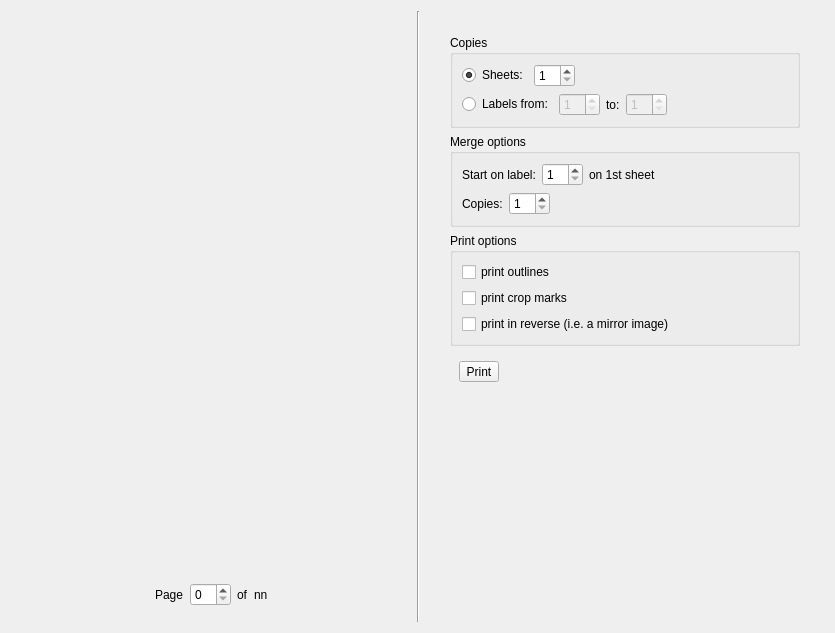
Old version of the form glabels/ui/PrintView.ui in the repository jimevins/glabels-qt.
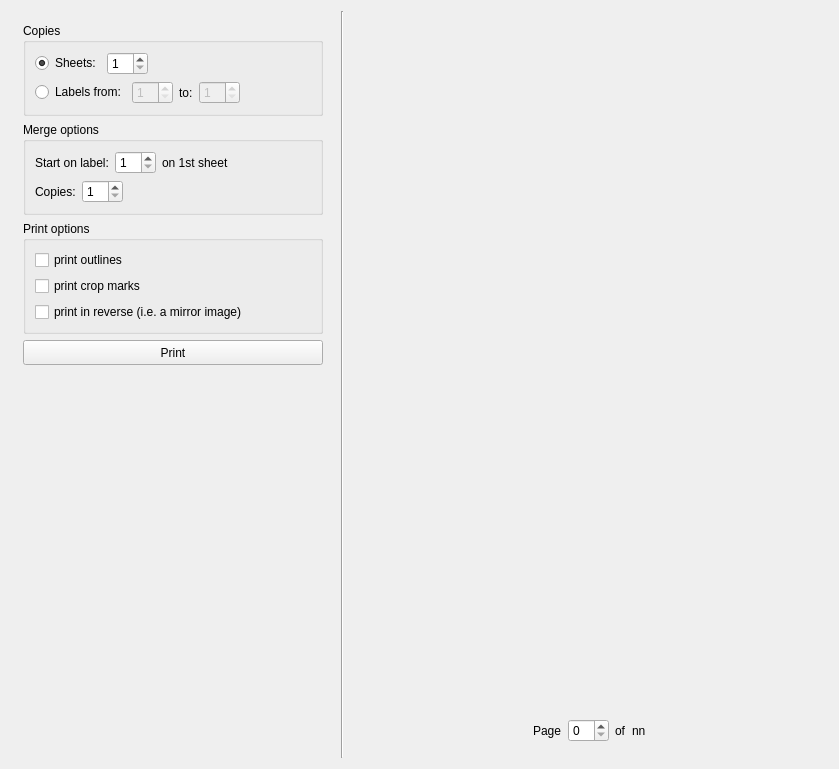
New version of the form. Icons and pictures are not drawn. Custom widgets are drawn as their Qt base class.

Patch:
```diff
--- a/glabels/ui/PrintView.ui
+++ b/glabels/ui/PrintView.ui
@@ -6,8 +6,8 @@
    <rect>
     <x>0</x>
     <y>0</y>
-    <width>833</width>
-    <height>633</height>
+    <width>839</width>
+    <height>769</height>
    </rect>
   </property>
   <property name="sizePolicy">
@@ -100,25 +100,25 @@
      </item>
     </layout>
    </item>
-   <item row="0" column="4">
+   <item row="0" column="0">
     <layout class="QVBoxLayout" name="verticalLayout_2">
      <property name="sizeConstraint">
-      <enum>QLayout::SetFixedSize</enum>
+      <enum>QLayout::SetDefaultConstraint</enum>
      </property>
      <property name="margin">
-      <number>24</number>
+      <number>12</number>
      </property>
      <item>
       <widget class="QGroupBox" name="copiesBox">
        <property name="sizePolicy">
-        <sizepolicy hsizetype="Minimum" vsizetype="Preferred">
+        <sizepolicy hsizetype="Fixed" vsizetype="Preferred">
          <horstretch>0</horstretch>
          <verstretch>0</verstretch>
         </sizepolicy>
        </property>
        <property name="minimumSize">
         <size>
-         <width>350</width>
+         <width>300</width>
          <height>0</height>
         </size>
        </property>
@@ -136,6 +136,12 @@
          <layout class="QHBoxLayout" name="horizontalLayout_3">
           <item>
            <widget class="QRadioButton" name="copiesLabelsRadio">
+            <property name="sizePolicy">
+             <sizepolicy hsizetype="Preferred" vsizetype="Fixed">
+              <horstretch>0</horstretch>
+              <verstretch>0</verstretch>
+             </sizepolicy>
+            </property>
             <property name="text">
              <string>Labels from:</string>
             </property>
@@ -194,6 +200,9 @@
             <property name="orientation">
              <enum>Qt::Horizontal</enum>
             </property>
+            <property name="sizeType">
+             <enum>QSizePolicy::MinimumExpanding</enum>
+            </property>
             <property name="sizeHint" stdset="0">
              <size>
               <width>40</width>
@@ -204,14 +213,17 @@
           </item>
          </layout>
         </item>
-        <item row="0" column="1">
+        <item row="1" column="1">
          <spacer name="horizontalSpacer">
           <property name="orientation">
            <enum>Qt::Horizontal</enum>
           </property>
+          <property name="sizeType">
+           <enum>QSizePolicy::MinimumExpanding</enum>
+          </property>
           <property name="sizeHint" stdset="0">
            <size>
-            <width>40</width>
+            <width>10</width>
             <height>20</height>
            </size>
           </property>
@@ -223,14 +235,14 @@
      <item>
       <widget class="QGroupBox" name="mergeBox">
        <property name="sizePolicy">
-        <sizepolicy hsizetype="Minimum" vsizetype="Preferred">
+        <sizepolicy hsizetype="Fixed" vsizetype="Preferred">
          <horstretch>0</horstretch>
          <verstretch>0</verstretch>
         </sizepolicy>
        </property>
        <property name="minimumSize">
         <size>
-         <width>350</width>
+         <width>300</width>
          <height>0</height>
         </size>
        </property>
@@ -272,6 +284,9 @@
             <property name="orientation">
              <enum>Qt::Horizontal</enum>
             </property>
+            <property name="sizeType">
+             <enum>QSizePolicy::MinimumExpanding</enum>
+            </property>
             <property name="sizeHint" stdset="0">
              <size>
               <width>40</width>
@@ -306,6 +321,9 @@
             <property name="orientation">
              <enum>Qt::Horizontal</enum>
             </property>
+            <property name="sizeType">
+             <enum>QSizePolicy::MinimumExpanding</enum>
+            </property>
             <property name="sizeHint" stdset="0">
              <size>
               <width>40</width>
@@ -316,33 +334,20 @@
           </item>
          </layout>
         </item>
-        <item row="0" column="1">
-         <spacer name="horizontalSpacer_6">
-          <property name="orientation">
-           <enum>Qt::Horizontal</enum>
-          </property>
-          <property name="sizeHint" stdset="0">
-           <size>
-            <width>40</width>
-            <height>20</height>
-           </size>
-          </property>
-         </spacer>
-        </item>
        </layout>
       </widget>
      </item>
      <item>
       <widget class="QGroupBox" name="groupBox_4">
        <property name="sizePolicy">
-        <sizepolicy hsizetype="Minimum" vsizetype="Preferred">
+        <sizepolicy hsizetype="Fixed" vsizetype="Preferred">
          <horstretch>0</horstretch>
          <verstretch>0</verstretch>
         </sizepolicy>
        </property>
        <property name="minimumSize">
         <size>
-         <width>350</width>
+         <width>300</width>
          <height>0</height>
         </size>
        </property>
@@ -381,74 +386,39 @@
           </item>
          </layout>
         </item>
-        <item row="0" column="1">
-         <spacer name="horizontalSpacer_7">
-          <property name="orientation">
-           <enum>Qt::Horizontal</enum>
-          </property>
-          <property name="sizeHint" stdset="0">
-           <size>
-            <width>40</width>
-            <height>20</height>
-           </size>
-          </property>
-         </spacer>
-        </item>
        </layout>
       </widget>
      </item>
      <item>
-      <widget class="QWidget" name="widget" native="true">
+      <widget class="QToolButton" name="printButton">
+       <property name="sizePolicy">
+        <sizepolicy hsizetype="Fixed" vsizetype="Fixed">
+         <horstretch>0</horstretch>
+         <verstretch>0</verstretch>
+        </sizepolicy>
+       </property>
        <property name="minimumSize">
         <size>
-         <width>350</width>
+         <width>300</width>
          <height>0</height>
         </size>
        </property>
-       <property name="maximumSize">
-        <size>
-         <width>350</width>
-         <height>16777215</height>
-        </size>
+       <property name="layoutDirection">
+        <enum>Qt::LeftToRight</enum>
        </property>
-       <layout class="QHBoxLayout" name="horizontalLayout_7">
-        <item>
-         <widget class="QToolButton" name="printButton">
-          <property name="minimumSize">
-           <size>
-            <width>0</width>
-            <height>0</height>
-           </size>
-          </property>
-          <property name="layoutDirection">
-           <enum>Qt::LeftToRight</enum>
-          </property>
-          <property name="text">
-           <string>Print</string>
-          </property>
-          <property name="icon">
-           <iconset resource="../icons.qrc">
-            <normaloff>:/icons/24x24/actions/fallback-file-print.png</normaloff>:/icons/24x24/actions/fallback-file-print.png</iconset>
-          </property>
-          <property name="toolButtonStyle">
-           <enum>Qt::ToolButtonTextBesideIcon</enum>
-          </property>
-         </widget>
-        </item>
-        <item>
-         <spacer name="horizontalSpacer_3">
-          <property name="orientation">
-           <enum>Qt::Horizontal</enum>
-          </property>
-          <property name="sizeHint" stdset="0">
-           <size>
-            <width>40</width>
-            <height>20</height>
-           </size>
-          </property>
-         </spacer>
-        </item>
-       </layout>
+       <property name="styleSheet">
+        <string notr="true">text-align:left; padding:3px;</string>
+       </property>
+       <property name="text">
+        <string>Print</string>
+       </property>
+       <property name="icon">
+        <iconset resource="../icons.qrc">
+         <normaloff>:/icons/24x24/actions/fallback-file-print.png</normaloff>:/icons/24x24/actions/fallback-file-print.png</iconset>
+       </property>
+       <property name="toolButtonStyle">
+        <enum>Qt::ToolButtonTextBesideIcon</enum>
+       </property>
       </widget>
      </item>
      <item>
@@ -466,7 +436,7 @@
      </item>
     </layout>
    </item>
-   <item row="0" column="3">
+   <item row="0" column="1">
     <widget class="Line" name="line">
      <property name="orientation">
       <enum>Qt::Vertical</enum>
```
Left out of the diff: 2 changed lines with no effect on the pictures.
